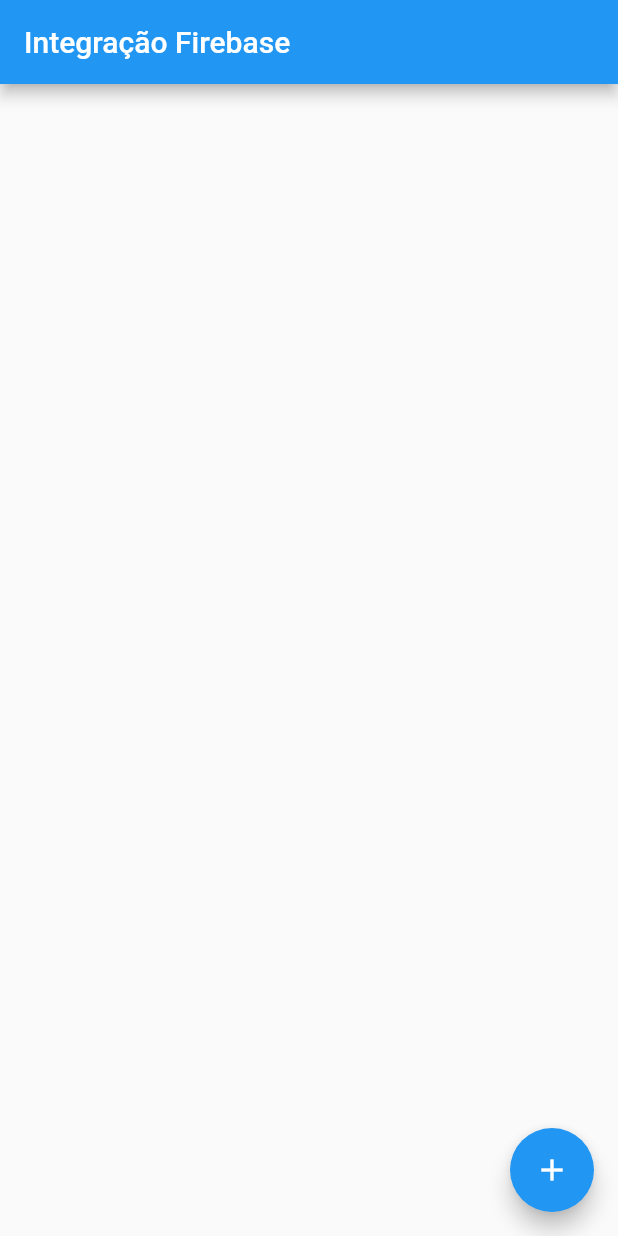
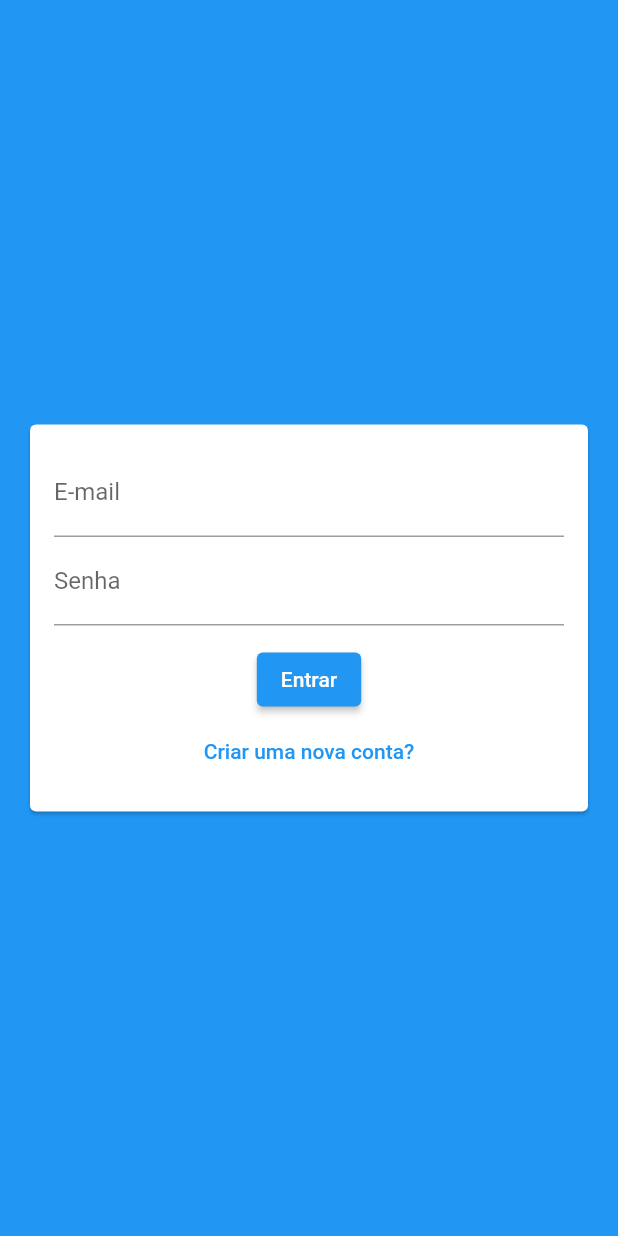
Before and after one commit to Felipe-Falcao/mobile-medical-clinic, a Flutter app: the screen it shows after launch, on a phone screen of 412 x 824 dp. Run offline on Flutter 3.47's test engine with Material 2 defaults, Android fonts, the phone set to English and light mode, and no system bars; our stand-ins replace cloud_firestore, firebase_core; accounts and stored records are empty.

Commit message:
Tela autenticacao

```diff
--- a/clinica_medica/lib/main.dart
+++ b/clinica_medica/lib/main.dart
@@ -1,3 +1,4 @@
+import 'package:clinica_medica/screens/auth_screen.dart';
 import 'package:firebase_core/firebase_core.dart';
 import 'package:cloud_firestore/cloud_firestore.dart';
 import 'package:flutter/material.dart';
@@ -5,12 +6,12 @@
 bool USE_FIRESTORE_EMULATOR = false;
 
 Future<void> main() async {
-  // WidgetsFlutterBinding.ensureInitialized();
-  // await Firebase.initializeApp();
-  // if (USE_FIRESTORE_EMULATOR) {
-  //   FirebaseFirestore.instance.settings = const Settings(
-  //       host: 'localhost:8080', sslEnabled: false, persistenceEnabled: false);
-  // }
+  WidgetsFlutterBinding.ensureInitialized();
+  await Firebase.initializeApp();
+  if (USE_FIRESTORE_EMULATOR) {
+    FirebaseFirestore.instance.settings = const Settings(
+        host: 'localhost:8080', sslEnabled: false, persistenceEnabled: false);
+  }
   runApp(MyApp());
 }
 
@@ -22,8 +23,19 @@
       title: 'Integração Firebase',
       theme: ThemeData(
         primarySwatch: Colors.blue,
+        backgroundColor: Colors.blue,
+        accentColor: Colors.purple,
+        accentColorBrightness: Brightness.dark,
+        visualDensity: VisualDensity.adaptivePlatformDensity,
+        buttonTheme: ButtonTheme.of(context).copyWith(
+          buttonColor: Colors.pink,
+          textTheme: ButtonTextTheme.primary,
+          shape: RoundedRectangleBorder(
+            borderRadius: BorderRadius.circular(20),
+          ),
+        ),
       ),
-      home: MyHomePage(title: 'Integração Firebase'),
+      home: AuthScreen(),
     );
   }
 }
--- /dev/null
+++ b/clinica_medica/lib/models/auth_data.dart
@@ -0,0 +1,23 @@
+enum AuthMode {
+  LOGIN,
+  SIGNUP,
+}
+
+class AuthData {
+  String name;
+  String email;
+  String password;
+  AuthMode _mode = AuthMode.LOGIN;
+
+  bool get isSignup {
+    return _mode == AuthMode.SIGNUP;
+  }
+
+  bool get isLogin {
+    return _mode == AuthMode.LOGIN;
+  }
+
+  void toggleMode() {
+    _mode = _mode == AuthMode.LOGIN ? AuthMode.SIGNUP : AuthMode.LOGIN;
+  }
+}
--- /dev/null
+++ b/clinica_medica/lib/screens/auth_screen.dart
@@ -0,0 +1,17 @@
+import 'package:clinica_medica/widgets/auth_form.dart';
+import 'package:flutter/material.dart';
+
+class AuthScreen extends StatefulWidget {
+  @override
+  _AuthScreenState createState() => _AuthScreenState();
+}
+
+class _AuthScreenState extends State<AuthScreen> {
+  @override
+  Widget build(BuildContext context) {
+    return Scaffold(
+      backgroundColor: Theme.of(context).primaryColor,
+      body: AuthForm(),
+    );
+  }
+}
--- /dev/null
+++ b/clinica_medica/lib/widgets/auth_form.dart
@@ -0,0 +1,91 @@
+import 'package:clinica_medica/models/auth_data.dart';
+import 'package:flutter/material.dart';
+
+class AuthForm extends StatefulWidget {
+  @override
+  _AuthFormState createState() => _AuthFormState();
+}
+
+class _AuthFormState extends State<AuthForm> {
+  final GlobalKey<FormState> _formKey = GlobalKey();
+  final AuthData _authData = AuthData();
+
+  _submit() {
+    bool isValid = _formKey.currentState.validate();
+
+    if (isValid) {
+      print(_authData);
+    }
+  }
+
+  @override
+  Widget build(BuildContext context) {
+    return Center(
+      child: Card(
+        margin: EdgeInsets.all(20),
+        child: SingleChildScrollView(
+          child: Padding(
+            padding: EdgeInsets.all(16),
+            child: Form(
+              key: _formKey,
+              child: Column(
+                children: [
+                  if (_authData.isSignup)
+                    TextFormField(
+                      decoration: InputDecoration(
+                        labelText: 'Nome',
+                      ),
+                      onChanged: (value) => _authData.name = value,
+                      validator: (value) {
+                        if (value == null || value.trim().length < 4) {
+                          return 'Nome deve ter no minimo 4 caracteres.';
+                        }
+                        return null;
+                      },
+                    ),
+                  TextFormField(
+                    decoration: InputDecoration(
+                      labelText: 'E-mail',
+                    ),
+                    onChanged: (value) => _authData.email = value,
+                    validator: (value) {
+                      if (value == null || value.contains('@')) {
+                        return 'Forneça um e-mail válido.';
+                      }
+                      return null;
+                    },
+                  ),
+                  TextFormField(
+                    decoration: InputDecoration(
+                      labelText: 'Senha',
+                    ),
+                    onChanged: (value) => _authData.password = value,
+                    validator: (value) {
+                      if (value == null || value.trim().length < 7) {
+                        return 'Senha deve ter no minimo 4 caracteres.';
+                      }
+                      return null;
+                    },
+                  ),
+                  SizedBox(height: 12),
+                  ElevatedButton(
+                    onPressed: _submit,
+                    child: Text(_authData.isLogin ? 'Entrar' : 'Cadastrar'),
+                  ),
+                  TextButton(
+                    onPressed: () {
+                      setState(() {
+                        _authData.toggleMode();
+                      });
+                    },
+                    child: Text('Criar uma nova conta?'),
+                  ),
+                ],
+              ),
+            ),
+          ),
+        ),
+      ),
+    );
+  }
+}
```
